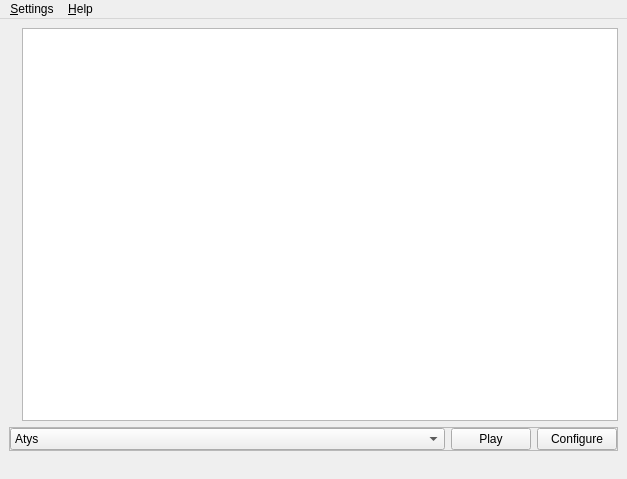
First picture: the form in code/ryzom/tools/client/ryzom_installer/ui/mainwindow.ui, repository ryzom/ryzomcore, before the edit.
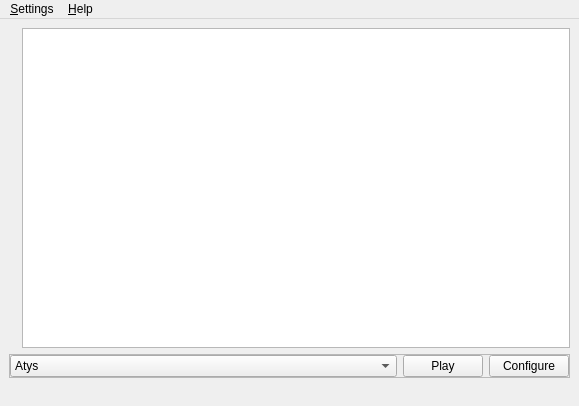
Second picture: the form after the edit. Icons and pictures are not drawn.

Commit message:
Changed: Use same header image as NSIS
branch : develop

Diff of the .ui file:
```diff
--- a/code/ryzom/tools/client/ryzom_installer/ui/mainwindow.ui
+++ b/code/ryzom/tools/client/ryzom_installer/ui/mainwindow.ui
@@ -6,8 +6,8 @@
    <rect>
     <x>0</x>
     <y>0</y>
-    <width>627</width>
-    <height>479</height>
+    <width>579</width>
+    <height>406</height>
    </rect>
   </property>
   <property name="windowTitle">
@@ -97,7 +97,7 @@
     <rect>
      <x>0</x>
      <y>0</y>
-     <width>627</width>
+     <width>579</width>
      <height>21</height>
     </rect>
    </property>
```
The commit also changes 1 other file.
